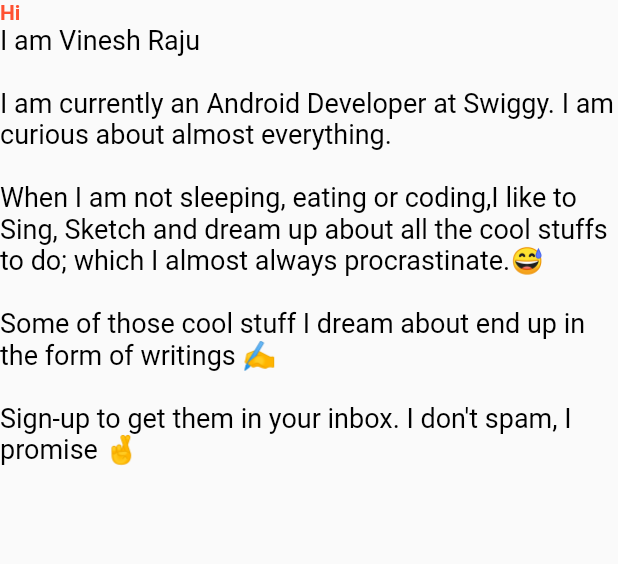
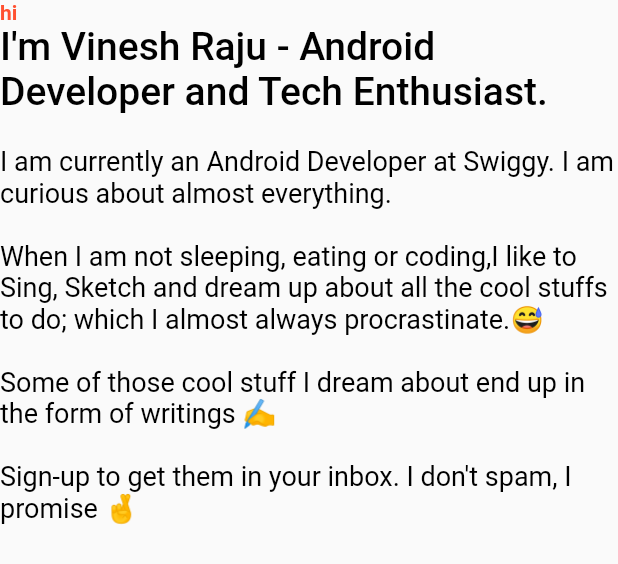
Before and after one commit to theVinesh/thevinesh.com-flutter, a Flutter app: the ScreenHome widget shown alone on an empty page, opened directly, on a phone screen of 412 x 824 dp. Shown: the top 564 px of the screen. Run offline on Flutter 3.47's test engine with Material 2 defaults, Android fonts, the phone set to English and light mode, and no system bars; our stand-ins replace bloc, equatable, flutter_bloc, google_fonts; Roboto replaces fonts that are missing (Oxygen Mono).

Commit message:
Adds fonts

```diff
--- a/lib/main.dart
+++ b/lib/main.dart
@@ -28,6 +28,7 @@ class SiteApp extends StatelessWidget {
           children: [
             NavBar(),
             Container(
+              constraints: BoxConstraints(maxWidth: 10),
               padding: EdgeInsets.symmetric(vertical: 64, horizontal: 16),
               alignment: Alignment.topCenter,
               child: BlocBuilder<PageBloc, PageState>(
--- a/lib/screens/home.dart
+++ b/lib/screens/home.dart
@@ -9,12 +9,16 @@ class ScreenHome extends StatelessWidget {
       child: Column(
         crossAxisAlignment: CrossAxisAlignment.start,
         children: [
-          Text("Hi", style: Theme
-              .of(context)
-              .textTheme
-              .caption,),
-          Text("I am Vinesh Raju"),
-          Text("""
+          Text(
+            "hi",
+            style: Theme.of(context).textTheme.caption,
+          ),
+          Text(
+            "I'm Vinesh Raju - Android Developer and Tech Enthusiast.",
+            style: Theme.of(context).textTheme.headline6,
+          ),
+          Text(
+            """
                 I am currently an Android Developer at Swiggy. I am curious about almost everything.
 
                 When I am not sleeping, eating or coding,I like to Sing, Sketch and dream up about all the cool stuffs to do; which I almost always procrastinate.😅
@@ -23,7 +27,8 @@ class ScreenHome extends StatelessWidget {
 
                 Sign-up to get them in your inbox. I don't spam, I promise 🤞
               """
-              .stripMargin()),
+                .stripMargin(),
+          ),
         ],
       ),
     );
--- a/pubspec.yaml
+++ b/pubspec.yaml
@@ -27,6 +27,7 @@ dependencies:
   flutter_bloc: ^3.2.0
   equatable: ^1.0.0
   sticky_headers: ^0.1.8
+  google_fonts: ^1.0.0
 
   # The following adds the Cupertino Icons font to your application.
   # Use with the CupertinoIcons class for iOS style icons.
```
Also changed, not shown: lib/constants/theme.dart (+17 -4 lines), pubspec.lock, 3 other files.
